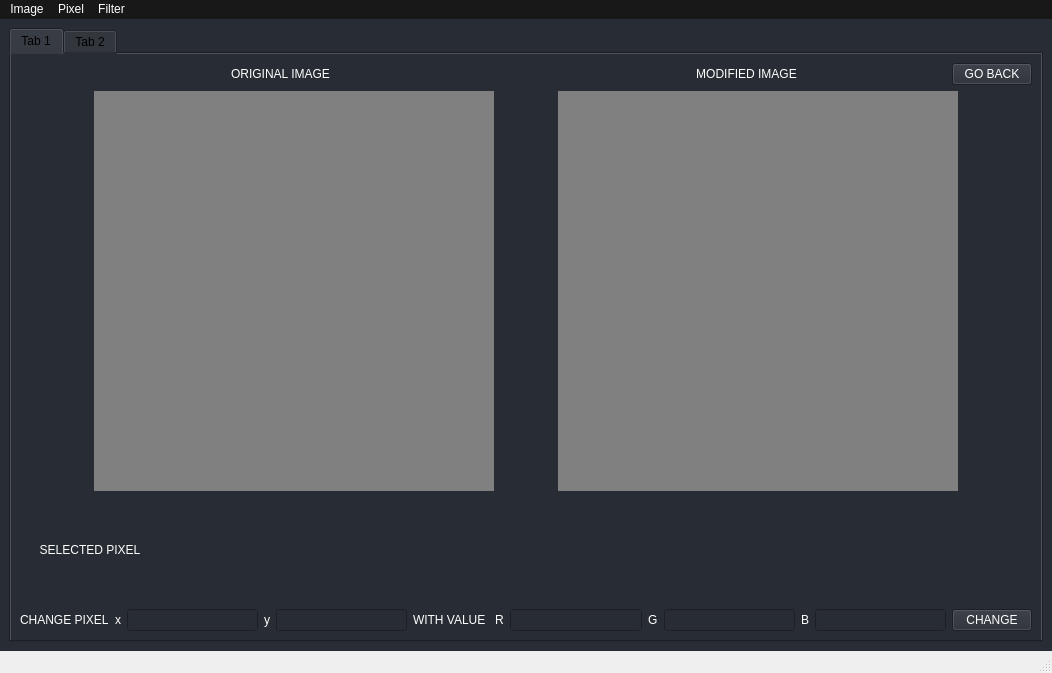
Old version of the form TP0/GUI/gui2.ui in the repository MatiMonaco/ATI_TPS.
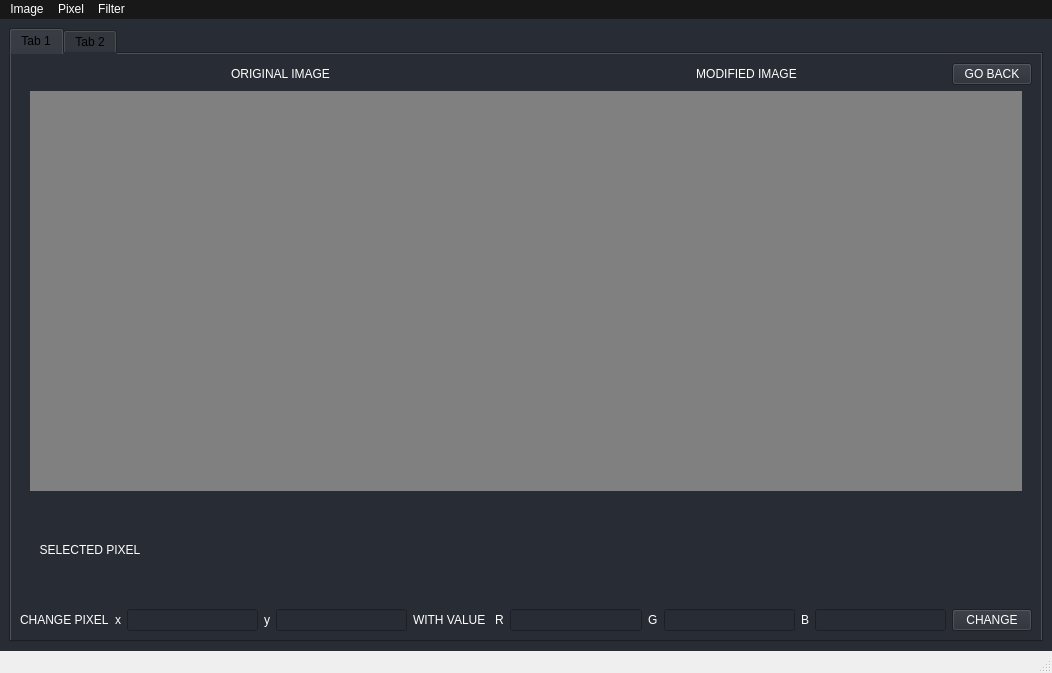
New version of the form. The open tabs and pages were chosen to show the change.

Commit message: Add layout to tab2

```diff
--- a/TP0/GUI/gui2.ui
+++ b/TP0/GUI/gui2.ui
@@ -48,10 +48,7 @@
     <string notr="true">background-color: rgb(40, 44, 52); 
  </string>
    </property>
-   <layout class="QVBoxLayout" name="verticalLayout" stretch="0">
-    <property name="sizeConstraint">
-     <enum>QLayout::SetMaximumSize</enum>
-    </property>
+   <layout class="QHBoxLayout" name="horizontalLayout_6">
     <item>
      <widget class="QTabWidget" name="tabWidget">
       <property name="currentIndex">
@@ -161,7 +158,7 @@
           <item>
            <widget class="QLabel" name="original_image">
             <property name="sizePolicy">
-             <sizepolicy hsizetype="Fixed" vsizetype="Fixed">
+             <sizepolicy hsizetype="Minimum" vsizetype="Minimum">
               <horstretch>0</horstretch>
               <verstretch>0</verstretch>
              </sizepolicy>
@@ -414,6 +411,7 @@
        <attribute name="title">
         <string>Tab 2</string>
        </attribute>
+       <layout class="QVBoxLayout" name="verticalLayout"/>
       </widget>
      </widget>
     </item>
```
Left out of the diff: 2 changed lines with no effect on the pictures.
